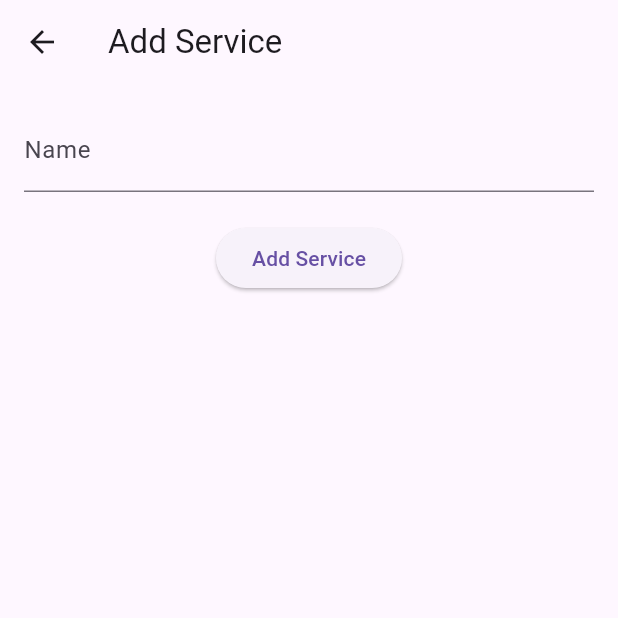
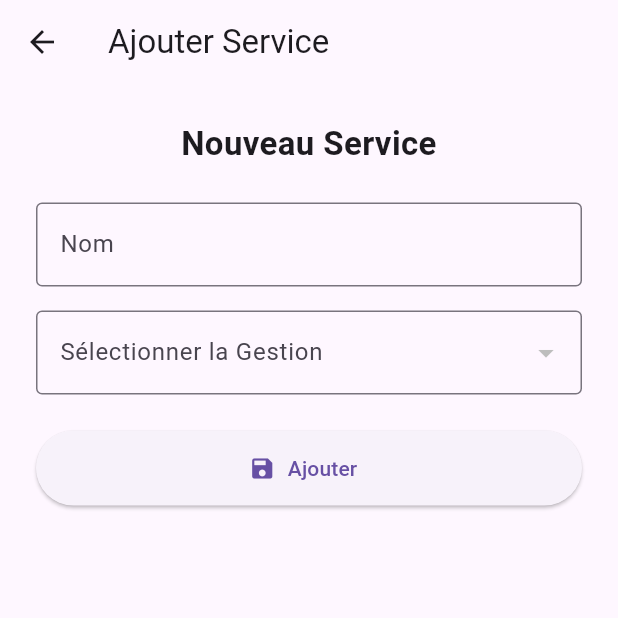
Before and after one commit to vemo068/inventaire_cnas, a Flutter app: the AddAgentPage screen opened directly, on a phone screen of 412 x 824 dp, the top half of it. Run offline on Flutter 3.47's test engine with Material 3 defaults, Android fonts, the phone set to English and light mode, and no system bars; our stand-ins replace csv, dropdown_search, get, pdf, sqflite_common_ffi; accounts and stored records are empty.

Commit message:
bd modifiee

```diff
--- a/lib/SQL/db_designation.dart
+++ b/lib/SQL/db_designation.dart
@@ -7,13 +7,14 @@ import 'package:inventaire_cnas/models/bon_de_commende.dart';
 import 'package:inventaire_cnas/models/commende.dart';
 import 'package:inventaire_cnas/models/designation.dart';
 import 'package:inventaire_cnas/models/fournisseur.dart';
+import 'package:inventaire_cnas/models/gestion.dart';
 import 'package:sqflite_common_ffi/sqflite_ffi.dart';
 
 import 'package:path_provider/path_provider.dart';
 import 'package:path/path.dart';
 
 class DatabaseHelper {
-  final String databaseName = "invtcnasbase09042025.db";
+  final String databaseName = "invtcnasbase15042025.db";
 
   // Database connection initialization
   Future<Database> init() async {
@@ -29,6 +30,7 @@ class DatabaseHelper {
         await db.execute(fournisseurTable);
         await db.execute(bonDeCommendeTable);
         await db.execute(commendeTable);
+        await db.execute(gestionTable);
         await db.execute(servicesTable);
         await db.execute(affectationTable);
         await db.execute(affectationUnitTable);
@@ -338,4 +340,38 @@ class DatabaseHelper {
     );
     return List.generate(maps.length, (i) => AffectationUnit.fromJson(maps[i]));
   }
+
+  // CRUD Operations for Gestion
+
+  Future<int> insertGestion(Gestion gestion) async {
+    final db = await init();
+    return await db.insert('gestion', gestion.toJson());
+  }
+
+  Future<List<Gestion>> getGestions() async {
+    final db = await init();
+    final List<Map<String, dynamic>> maps = await db.query('gestion');
+    return List.generate(maps.length, (i) => Gestion.fromJson(maps[i]));
+  }
+
+  Future<int> updateGestion(Gestion gestion) async {
+    final db = await init();
+    return await db.update('gestion', gestion.toJson(),
+        where: 'id = ?', whereArgs: [gestion.id]);
+  }
+
+  Future<int> deleteGestion(int id) async {
+    final db = await init();
+    return await db.delete('gestion', where: 'id = ?', whereArgs: [id]);
+  }
+
+  Future<Gestion?> getGestionsById(int id) async {
+    final db = await init();
+    final List<Map<String, dynamic>> maps =
+        await db.query('gestion', where: 'id = ?', whereArgs: [id]);
+    if (maps.isNotEmpty) {
+      return Gestion.fromJson(maps.first);
+    }
+    return null;
+  }
 }
--- a/lib/SQL/tables.dart
+++ b/lib/SQL/tables.dart
@@ -51,6 +51,14 @@ const String bonDeCommendeTable = '''
 const String servicesTable = '''
   CREATE TABLE services (
     id INTEGER PRIMARY KEY AUTOINCREMENT,
+    gestion_id INTEGER NOT NULL,
+    name TEXT NOT NULL,
+    FOREIGN KEY (gestion_id) REFERENCES gestion(id)
+  )''';
+
+const String gestionTable = '''
+  CREATE TABLE gestion (
+    id INTEGER PRIMARY KEY AUTOINCREMENT,
     name TEXT NOT NULL
   )''';
 
--- a/lib/components/articles_table.dart
+++ b/lib/components/articles_table.dart
@@ -30,7 +30,7 @@ class ArticlesTable extends StatelessWidget {
               rows: controller.articles
                   .map((article) => DataRow(cells: [
                         DataCell(Text(controller
-                            .getDesignationNameByid(article.designation_id))),
+                            .getDesignationCompteByid(article.designation_id))),
                         DataCell(Text(article.articleName ?? '')),
                         DataCell(Text(article.description)),
                         DataCell(Text(article.quantity.toString())),
--- a/lib/controllers/affectation_controller.dart
+++ b/lib/controllers/affectation_controller.dart
@@ -3,6 +3,7 @@ import 'package:inventaire_cnas/SQL/db_designation.dart';
 import 'package:inventaire_cnas/models/affectation_unit.dart';
 import 'package:inventaire_cnas/models/bon_affectation.dart';
 import 'package:inventaire_cnas/models/agent.dart';
+import 'package:inventaire_cnas/models/gestion.dart';
 
 class AffectationController extends GetxController {
   final DatabaseHelper _dbHelper = DatabaseHelper();
@@ -11,12 +12,13 @@ class AffectationController extends GetxController {
   var allAffectationUnits = <AffectationUnit>[].obs;
   BonAffectation? selectedBonAffectation;
   var services = <ServiceC>[].obs;
+  List<Gestion> gestions = [];
 
   @override
   void onInit() {
     super.onInit();
     fetchBonAffectations();
-
+    fetchGestions();
     fetchServices();
   }
 
@@ -79,4 +81,31 @@ class AffectationController extends GetxController {
     allAffectationUnits.value = await _dbHelper.getAffectationUnits();
     update();
   }
+
+  // gestions management
+
+  Future<void> fetchGestions() async {
+    gestions = await _dbHelper.getGestions();
+    update();
+  }
+
+  Future<void> addGestion(Gestion gestion) async {
+    await _dbHelper.insertGestion(gestion);
+    fetchGestions();
+  }
+
+  Future<void> updateGestion(Gestion gestion) async {
+    await _dbHelper.updateGestion(gestion);
+    fetchGestions();
+  }
+
+  Future<void> deleteGestion(int id) async {
+    await _dbHelper.deleteGestion(id);
+    fetchGestions();
+  }
+
+  Future<Gestion> fetchGestionsById(int id) async {
+    // get the gestion from gestions list
+    return gestions.firstWhere((gestion) => gestion.id == id);
+  }
 }
--- a/lib/controllers/database_controller.dart
+++ b/lib/controllers/database_controller.dart
@@ -53,8 +53,6 @@ class DatabaseController extends GetxController {
 
   var selectedValue;
 
-
-
   @override
   void onInit() {
     super.onInit();
@@ -99,7 +97,7 @@ class DatabaseController extends GetxController {
     allBonDeCommendes = data;
   }
 
-  String getDesignationNameByid(int idddd) {
+  String getDesignationCompteByid(int idddd) {
 // Find the designation with the matching id
     var designation = allDesignations.firstWhere(
       (d) => d.id == idddd,
--- a/lib/models/agent.dart
+++ b/lib/models/agent.dart
@@ -1,19 +1,19 @@
 class ServiceC {
   int? id;
   String name;
+  int gestion_id;
 
-
-
-  ServiceC(
-      {this.id,
-      required this.name,
-      });
+  ServiceC({
+    this.id,
+    required this.name,
+    required this.gestion_id,
+  });
 
   Map<String, dynamic> toJson() {
     return {
       'id': id,
       'name': name,
-
+      'gestion_id': gestion_id,
     };
   }
 
@@ -21,7 +21,7 @@ class ServiceC {
     return ServiceC(
       id: map['id'],
       name: map['name'],
-
+      gestion_id: map['gestion_id'],
     );
   }
 }
--- /dev/null
+++ b/lib/models/gestion.dart
@@ -0,0 +1,27 @@
+// const String gestionTable = '''
+//   CREATE TABLE gestion (
+//     id INTEGER PRIMARY KEY AUTOINCREMENT,
+//     name TEXT NOT NULL
+//   )''';
+
+class Gestion {
+  int? id;
+  String name;
+
+  //fromjson and to json functions
+
+  Gestion({this.id, required this.name});
+
+  Map<String, dynamic> toJson() {
+    return {
+      'id': id,
+      'name': name,
+    };
+  }
+  factory Gestion.fromJson(Map<String, dynamic> map) {
+    return Gestion(
+      id: map['id'],
+      name: map['name'],
+    );
+  }
+}
--- a/lib/page/affectation/add_service_page.dart
+++ b/lib/page/affectation/add_service_page.dart
@@ -2,40 +2,93 @@ import 'package:flutter/material.dart';
 import 'package:get/get.dart';
 import 'package:inventaire_cnas/controllers/affectation_controller.dart';
 import 'package:inventaire_cnas/models/agent.dart';
+import 'package:inventaire_cnas/models/gestion.dart';
 
-class AddAgentPage extends StatelessWidget {
+class AddAgentPage extends StatefulWidget {
+  const AddAgentPage({super.key});
+
+  @override
+  State<AddAgentPage> createState() => _AddAgentPageState();
+}
+
+class _AddAgentPageState extends State<AddAgentPage> {
   final AffectationController controller = Get.find<AffectationController>();
+
   final TextEditingController nameController = TextEditingController();
-  final TextEditingController postController = TextEditingController();
-  int? selectedServiceId;
 
-  AddAgentPage({super.key});
+  Gestion? selectedGestion;
 
   @override
   Widget build(BuildContext context) {
     return Scaffold(
-      appBar: AppBar(title: const Text('Add Service')),
+      appBar: AppBar(title: const Text('Ajouter Service')),
       body: Padding(
-        padding: const EdgeInsets.all(16.0),
+        padding: const EdgeInsets.all(24.0),
+        child: Center(
+          child: ConstrainedBox(
+            constraints: const BoxConstraints(maxWidth: 500),
             child: Column(
+              crossAxisAlignment: CrossAxisAlignment.stretch,
               children: [
+                const Text(
+                  'Nouveau Service',
+                  style: TextStyle(fontSize: 22, fontWeight: FontWeight.bold),
+                  textAlign: TextAlign.center,
+                ),
+                const SizedBox(height: 24),
                 TextField(
                   controller: nameController,
-              decoration: const InputDecoration(labelText: 'Name'),
+                  decoration: const InputDecoration(
+                    labelText: 'Nom',
+                    border: OutlineInputBorder(),
                   ),
-            const SizedBox(height: 20),
-            ElevatedButton(
+                ),
+                const SizedBox(height: 16),
+                GetBuilder<AffectationController>(
+                  builder: (controller) {
+                    final gestions = controller.gestions;
+                    return DropdownButtonFormField<Gestion>(
+                      decoration: const InputDecoration(
+                        labelText: 'Sélectionner la Gestion',
+                        border: OutlineInputBorder(),
+                      ),
+                      value: selectedGestion,
+                      items: gestions.map((g) {
+                        return DropdownMenuItem<Gestion>(
+                          value: g,
+                          child: Text(g.name),
+                        );
+                      }).toList(),
+                      onChanged: (value) {
+                        setState(() {
+                          selectedGestion = value;
+                        });
+                      },
+                    );
+                  },
+                ),
+                const SizedBox(height: 24),
+                ElevatedButton.icon(
+                  icon: const Icon(Icons.save),
+                  label: const Text('Ajouter'),
+                  style: ElevatedButton.styleFrom(
+                      minimumSize: const Size(double.infinity, 50)),
                   onPressed: () {
-                if (nameController.text.isNotEmpty) {
+                    if (nameController.text.isNotEmpty &&
+                        selectedGestion != null) {
                       controller.addAgent(ServiceC(
                           name: nameController.text,
-                  ));
+                          gestion_id: selectedGestion!.id!));
                       Get.back();
+                    } else {
+                      Get.snackbar("Erreur", "Tous les champs sont requis",
+                          snackPosition: SnackPosition.BOTTOM);
                     }
                   },
-              child: const Text('Add Service'),
                 ),
               ],
+            ),
+          ),
         ),
       ),
     );
--- a/lib/page/affectation/stats_page.dart
+++ b/lib/page/affectation/stats_page.dart
@@ -2,8 +2,6 @@ import 'package:flutter/material.dart';
 import 'package:get/get.dart';
 import 'package:inventaire_cnas/controllers/affectation_controller.dart';
 import 'package:inventaire_cnas/controllers/database_controller.dart';
-import 'package:inventaire_cnas/models/agent.dart';
-import 'package:inventaire_cnas/models/designation.dart';
 
 class StatistiquesPage extends StatelessWidget {
   final AffectationController affectationController =
@@ -85,7 +83,7 @@ class StatistiquesPage extends StatelessWidget {
                                     .services
                                     .firstWhere(
                                       (s) => s.id == service.id,
-                                      orElse: () => ServiceC(name: 'Unknown'),
+                                     // orElse: () => ServiceC(name: 'Unknown'),
                                     )
                                     .name;
                                 // final count = controller.affectations.where((aff) =>
--- a/lib/page/home_page.dart
+++ b/lib/page/home_page.dart
@@ -1,5 +1,6 @@
 import 'package:flutter/material.dart';
 import 'package:get/get.dart';
+import 'package:inventaire_cnas/page/affectation/add_gestion_page.dart';
 import 'package:inventaire_cnas/page/affectation/affectations_page.dart';
 import 'package:inventaire_cnas/page/affectation/services_page.dart';
 import 'package:inventaire_cnas/page/affectation/stats_page.dart';
@@ -49,11 +50,13 @@ class HomePage extends StatelessWidget {
           _buildSidebarButton(context, Icons.groups, "Fournisseurs",
               () => Get.to(() => ListFournisseursPage())),
           _buildSidebarButton(context, Icons.insert_chart_outlined_rounded,
-              "Bons de Commande", () => Get.to(() =>  BonCommendesPage())),
+              "Bons de Commande", () => Get.to(() => const BonCommendesPage())),
           _buildSidebarButton(context, Icons.assignment, "Bons de Sorties",
               () => Get.to(() => const AffectationsPage())),
           _buildSidebarButton(context, Icons.group, "Les services",
               () => Get.to(() => AgentsPage())),
+          _buildSidebarButton(context, Icons.manage_accounts, "Ajouter gestion",
+              () => Get.to(() => AddGestionPage())),
           _buildSidebarButton(context, Icons.query_stats, "Statistiques",
               () => Get.to(() => StatistiquesPage())),
           _buildSidebarButton(context, Icons.newspaper, "Journal du stock",
```
Also changed, not shown: lib/page/affectation/add_gestion_page.dart (added, +61 -0 lines), lib/page/journal.dart (+49 -47 lines). Lines whose indentation alone changed are shown as unchanged.
